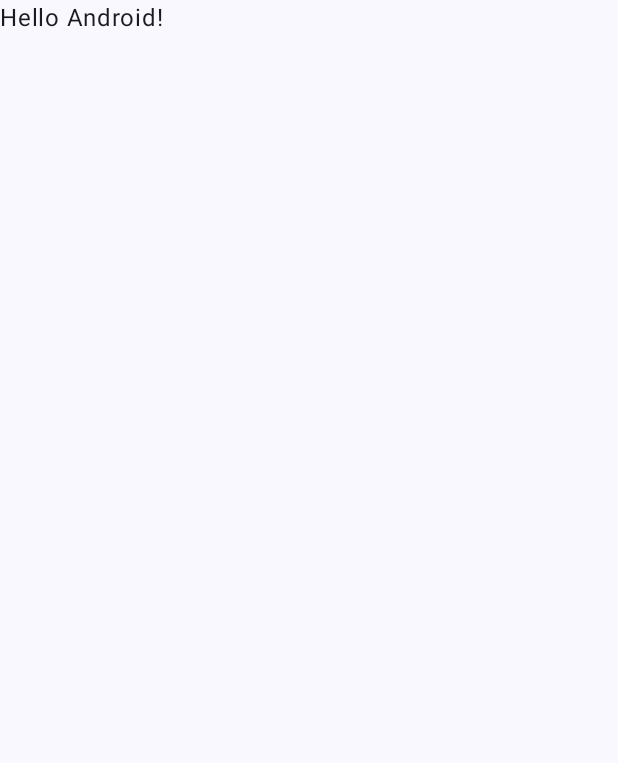
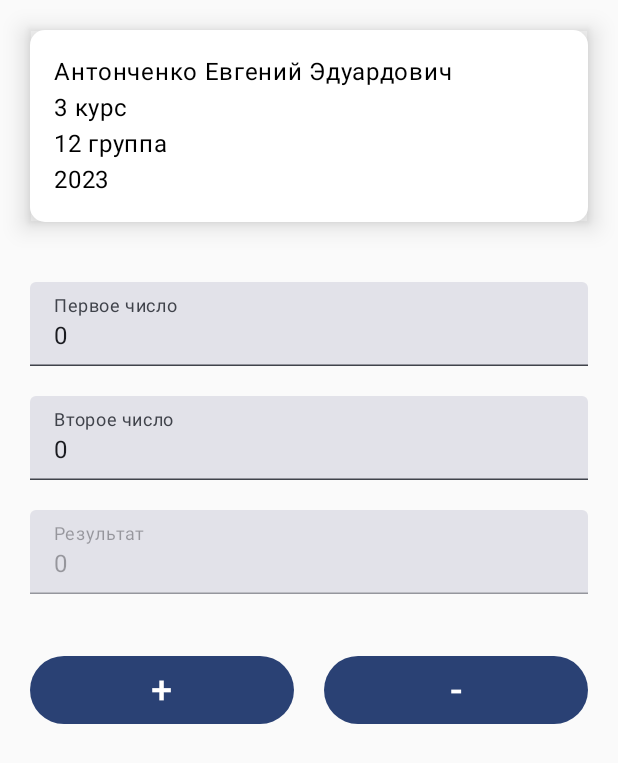
Before and after one commit to marbjorn/FinancialCalculator, an Android app built with Jetpack Compose: the screen it shows after launch (MainActivity), on a phone screen of 412 x 824 dp. Before the commit the part shown is almost empty. Shown: the top 763 px of the screen. Run offline under Robolectric (Android 15) with nearby library versions, the phone set to English and light mode, and no system bars.

Commit message:
upload 1st step

```diff
--- a/app/build.gradle.kts
+++ b/app/build.gradle.kts
@@ -54,6 +54,7 @@ dependencies {
 
     implementation(libs.core.ktx)
     implementation(libs.lifecycle.runtime.ktx)
+    implementation(libs.androidx.lifecycle.viewmodel.compose)
     implementation(libs.activity.compose)
     implementation(platform(libs.compose.bom))
     implementation(libs.ui)
--- /dev/null
+++ b/app/src/main/java/com/example/financialcalculator/Calculator.kt
@@ -0,0 +1,170 @@
+package com.example.financialcalculator
+
+
+import android.util.Log
+import androidx.compose.foundation.background
+import androidx.compose.foundation.layout.Box
+import androidx.compose.foundation.layout.Column
+import androidx.compose.foundation.layout.Row
+import androidx.compose.foundation.layout.Spacer
+import androidx.compose.foundation.layout.fillMaxSize
+import androidx.compose.foundation.layout.fillMaxWidth
+import androidx.compose.foundation.layout.padding
+import androidx.compose.foundation.shape.RoundedCornerShape
+import androidx.compose.foundation.text.KeyboardActions
+import androidx.compose.foundation.text.KeyboardOptions
+import androidx.compose.material3.Button
+import androidx.compose.material3.OutlinedTextField
+import androidx.compose.material3.OutlinedTextFieldDefaults
+import androidx.compose.material3.Text
+import androidx.compose.material3.TextField
+import androidx.compose.runtime.Composable
+import androidx.compose.runtime.MutableState
+import androidx.compose.runtime.collectAsState
+import androidx.compose.runtime.getValue
+import androidx.compose.runtime.mutableStateOf
+import androidx.compose.runtime.remember
+import androidx.compose.runtime.saveable.rememberSaveable
+import androidx.compose.runtime.setValue
+import androidx.compose.ui.Modifier
+import androidx.compose.ui.draw.shadow
+import androidx.compose.ui.graphics.Color
+import androidx.compose.ui.platform.LocalFocusManager
+import androidx.compose.ui.text.input.ImeAction
+import androidx.compose.ui.text.input.KeyboardCapitalization
+import androidx.compose.ui.text.input.KeyboardType
+import androidx.compose.ui.tooling.preview.Preview
+import androidx.compose.ui.unit.dp
+import androidx.compose.ui.unit.sp
+import androidx.lifecycle.viewmodel.compose.viewModel
+
+@Preview
+@Composable
+fun Calculator(
+    viewModel : CalculatorViewModel = viewModel()
+) {
+
+    val num1 = remember{ viewModel.num1 }
+    val num2 = remember{ viewModel.num2 }
+    val result = remember{ viewModel.result }
+
+    Column(Modifier.fillMaxWidth().padding(20.dp)) {
+        StudentForm()
+        Spacer(modifier = Modifier.padding(20.dp))
+        NumericField(viewModel, num1, label = {Text("Первое число")})
+        Spacer(modifier = Modifier.padding(10.dp))
+        NumericField(viewModel, num2, label = {Text("Второе число")})
+        Spacer(modifier = Modifier.padding(10.dp))
+        NumericField(viewModel, result, isBlocked = true, label = {Text("Результат")})
+
+        Spacer(modifier = Modifier.padding(20.dp))
+        Row(modifier = Modifier.fillMaxWidth(), ) {
+            OperationButton(viewModel = viewModel,
+                operation = Operation.ADD,
+                operationStr = "+",
+                num1 = num1,
+                num2 = num2,
+                result = result,
+                modifier = Modifier.fillMaxWidth().weight(0.5f))
+            Spacer(modifier = Modifier.padding(10.dp))
+            OperationButton(viewModel = viewModel,
+                operation = Operation.SUBTRACT,
+                operationStr = "-",
+                num1 = num1,
+                num2 = num2,
+                result = result,
+                modifier = Modifier.fillMaxWidth().weight(0.5f))
+        }
+
+        Spacer(modifier = Modifier.padding(20.dp))
+    }
+
+}
+
+
+@Preview
+@Composable
+fun OperationButton(
+    viewModel: CalculatorViewModel = viewModel(),
+    operation: Operation = Operation.ADD,
+    num1 : MutableState<String> = mutableStateOf(""),
+    num2 : MutableState<String> = mutableStateOf(""),
+    result : MutableState<String> = mutableStateOf(""),
+    operationStr : String = "+",
+    modifier: Modifier = Modifier.fillMaxWidth()
+) {
+
+    Button(
+        onClick = {
+            Log.d("CLICK", num1.value)
+            val res =  viewModel.doOperation(operation, num1.value, num2.value)
+            if (res != null) result.value = res
+
+        },
+        content = { Text(operationStr, fontSize = 25.sp) },
+        modifier = modifier)
+}
+
+@Preview
+@Composable
+fun NumericField(
+    viewModel: CalculatorViewModel = viewModel(),
+    str : MutableState<String> = mutableStateOf(""),
+    isBlocked : Boolean = false,
+    label : @Composable() (() -> Unit) = { Text("Введите число") }
+) {
+    val focusManager = LocalFocusManager.current
+
+    Column {
+        TextField(
+            value = str.value,
+            modifier = Modifier.fillMaxWidth(),
+            label = label,
+            enabled = !isBlocked,
+            onValueChange = {
+                if (!isBlocked) {
+                    str.value = it
+                }
+            },
+            keyboardActions = KeyboardActions(onDone = { focusManager.clearFocus() }),
+            keyboardOptions = KeyboardOptions(
+                capitalization = KeyboardCapitalization.None,
+                autoCorrect = true,
+                keyboardType = KeyboardType.Number,
+                imeAction = ImeAction.Done
+            )
+        )
+        val number = str.value.toNumber()
+        if (number == null) {
+            Text("Неверный ввод", modifier = Modifier.padding(6.dp), color = Color.Red)
+        }
+        else if (!viewModel.validateNumRange(number)) {
+            Text("Переполнение", modifier = Modifier.padding(6.dp), color = Color.Red)
+        }
+    }
+
+}
+//ФИО студента, курс, группа, год
+@Preview
+@Composable
+fun StudentForm(
+    name : String = "Антонченко Евгений Эдуардович",
+    course : String = "3 курс",
+    group : String = "12 группа",
+    year : String = "2023"
+) {
+    Box(modifier = Modifier.fillMaxWidth()
+        .shadow(10.dp)
+        .background(
+            Color.White,
+            shape = RoundedCornerShape(10.dp)
+            )
+        ) {
+        Column(modifier = Modifier.padding(16.dp)) {
+            Text(name)
+            Text(course)
+            Text(group)
+            Text(year)
+        }
+    }
+}
--- /dev/null
+++ b/app/src/main/java/com/example/financialcalculator/CalculatorViewModel.kt
@@ -0,0 +1,48 @@
+package com.example.financialcalculator
+
+import android.util.Log
+import androidx.compose.runtime.mutableStateOf
+import androidx.lifecycle.ViewModel
+import java.math.BigDecimal
+import kotlin.math.abs
+
+enum class Operation() {
+    ADD,
+    SUBTRACT
+}
+
+class CalculatorViewModel : ViewModel() {
+    val num1 = mutableStateOf("0")
+    val num2 = mutableStateOf("0")
+    val result = mutableStateOf("0")
+
+
+    fun doOperation(operation : Operation, num1 : String , num2 : String) : String? {
+        val number1 = num1.toNumber()
+        val number2 = num2.toNumber()
+
+        Log.d("NUM1", number1.toString())
+        Log.d("NUM2", number2.toString())
+
+        if (number1 == null || number2 == null || !validateNumRange(number1) || !validateNumRange(number2)) {
+            return null;
+        }
+        val result = when(operation) {
+            Operation.ADD -> number1 + number2
+            Operation.SUBTRACT -> number1 - number2
+        }
+
+        return result.toString()
+    }
+
+    fun validateNumRange(num : BigDecimal) : Boolean {
+        return (abs(num.toDouble()) < 1000000000000.000000)
+    }
+}
+
+fun String.toNumber() : BigDecimal? {
+    return this
+        .replace(',', '.')
+        .filterNot{ it.isWhitespace() }
+        .toBigDecimalOrNull()
+}
--- a/app/src/main/java/com/example/financialcalculator/MainActivity.kt
+++ b/app/src/main/java/com/example/financialcalculator/MainActivity.kt
@@ -3,6 +3,7 @@ package com.example.financialcalculator
 import android.os.Bundle
 import androidx.activity.ComponentActivity
 import androidx.activity.compose.setContent
+import androidx.activity.viewModels
 import androidx.compose.foundation.layout.fillMaxSize
 import androidx.compose.material3.MaterialTheme
 import androidx.compose.material3.Surface
@@ -15,32 +16,11 @@ import com.example.financialcalculator.ui.theme.FinancialCalculatorTheme
 class MainActivity : ComponentActivity() {
     override fun onCreate(savedInstanceState: Bundle?) {
         super.onCreate(savedInstanceState)
+        val viewModel by viewModels<CalculatorViewModel>()
         setContent {
             FinancialCalculatorTheme {
-                // A surface container using the 'background' color from the theme
-                Surface(
-                    modifier = Modifier.fillMaxSize(),
-                    color = MaterialTheme.colorScheme.background
-                ) {
-                    Greeting("Android")
-                }
+                Calculator(viewModel)
             }
         }
     }
 }
-
-@Composable
-fun Greeting(name: String, modifier: Modifier = Modifier) {
-    Text(
-        text = "Hello $name!",
-        modifier = modifier
-    )
-}
-
-@Preview(showBackground = true)
-@Composable
-fun GreetingPreview() {
-    FinancialCalculatorTheme {
-        Greeting("Android")
-    }
-}
--- a/app/src/main/java/com/example/financialcalculator/ui/theme/Theme.kt
+++ b/app/src/main/java/com/example/financialcalculator/ui/theme/Theme.kt
@@ -10,6 +10,7 @@ import androidx.compose.material3.dynamicLightColorScheme
 import androidx.compose.material3.lightColorScheme
 import androidx.compose.runtime.Composable
 import androidx.compose.runtime.SideEffect
+import androidx.compose.ui.graphics.Color
 import androidx.compose.ui.graphics.toArgb
 import androidx.compose.ui.platform.LocalContext
 import androidx.compose.ui.platform.LocalView
@@ -24,7 +25,8 @@ private val DarkColorScheme = darkColorScheme(
 private val LightColorScheme = lightColorScheme(
     primary = Purple40,
     secondary = PurpleGrey40,
-    tertiary = Pink40
+    tertiary = Pink40,
+    background = Color.Gray
 
     /* Other default colors to override
     background = Color(0xFFFFFBFE),
--- a/gradle/libs.versions.toml
+++ b/gradle/libs.versions.toml
@@ -10,6 +10,7 @@ activity-compose = "1.7.2"
 compose-bom = "2023.08.00"
 
 [libraries]
+androidx-lifecycle-viewmodel-compose = { module = "androidx.lifecycle:lifecycle-viewmodel-compose", version.ref = "lifecycle-runtime-ktx" }
 core-ktx = { group = "androidx.core", name = "core-ktx", version.ref = "core-ktx" }
 junit = { group = "junit", name = "junit", version.ref = "junit" }
 androidx-test-ext-junit = { group = "androidx.test.ext", name = "junit", version.ref = "androidx-test-ext-junit" }
```
